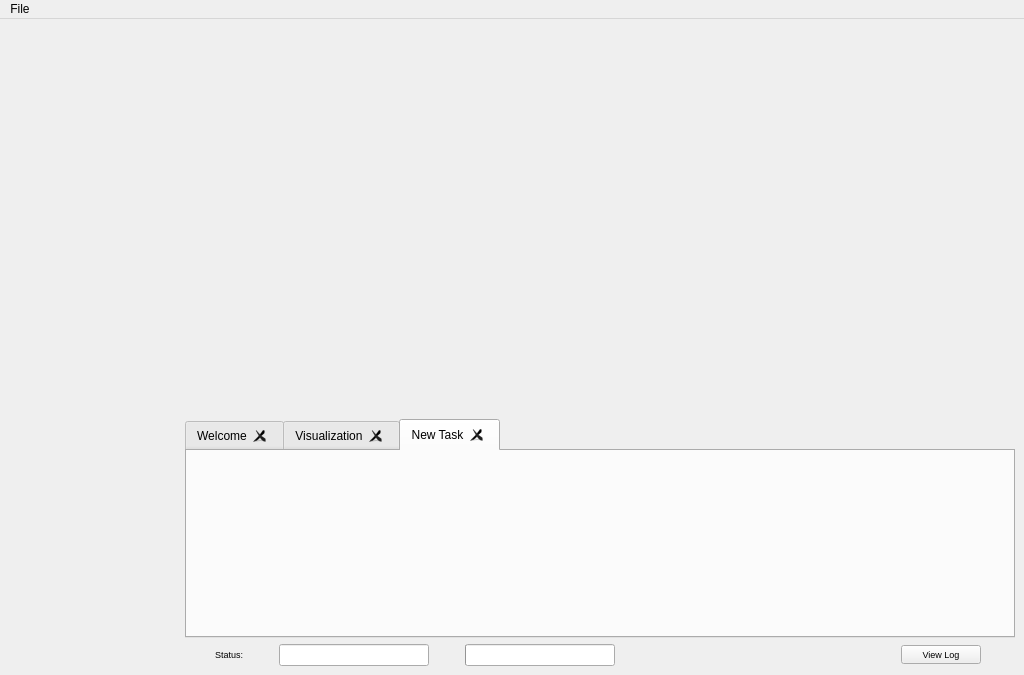
This is src/minder3d/minder3DWindow.ui in aylward/Minder3D as Qt 5 draws it before an edit. The edited form follows.
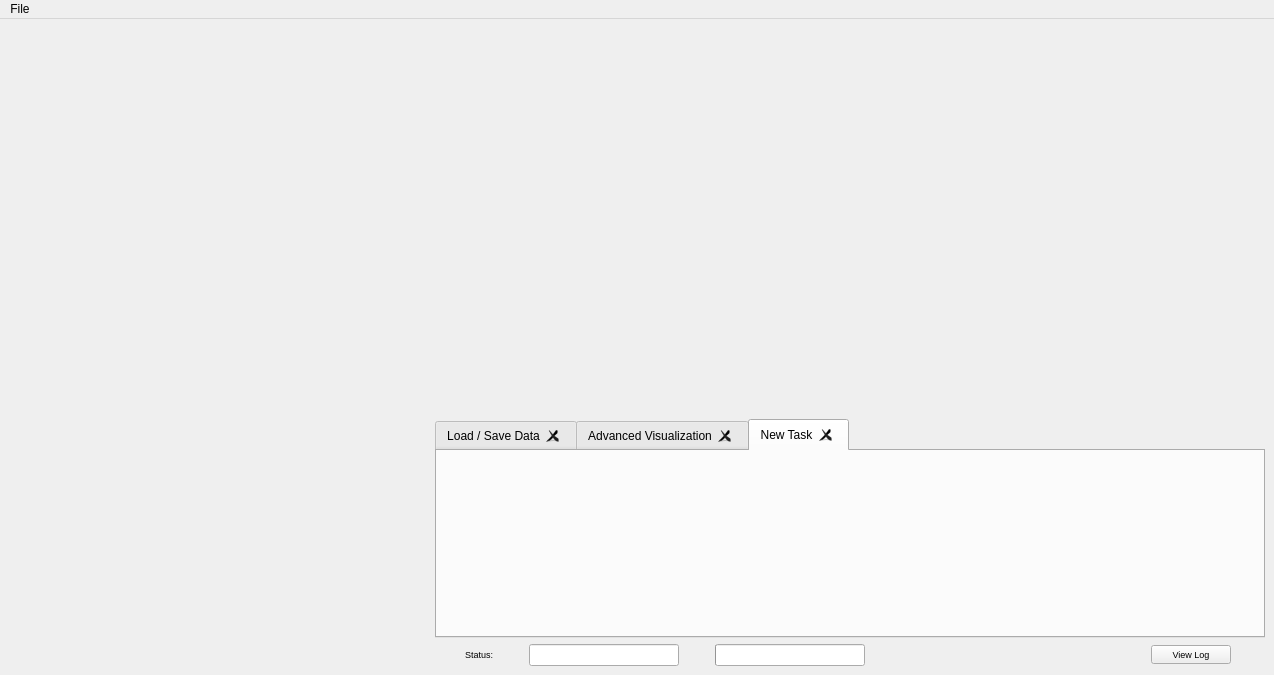
This is the edited form. The open tabs and pages were chosen to show the change.

Diff of the .ui file:
```diff
--- a/src/minder3d/minder3DWindow.ui
+++ b/src/minder3d/minder3DWindow.ui
@@ -6,7 +6,7 @@
    <rect>
     <x>0</x>
     <y>0</y>
-    <width>1024</width>
+    <width>1274</width>
     <height>675</height>
    </rect>
   </property>
@@ -160,13 +160,13 @@
             </property>
             <widget class="QWidget" name="welcomeTab">
              <attribute name="title">
-              <string>Welcome</string>
+              <string>Load / Save Data</string>
              </attribute>
              <layout class="QHBoxLayout" name="welcomeTabLayout"/>
             </widget>
             <widget class="QWidget" name="visualizationTab">
              <attribute name="title">
-              <string>Visualization</string>
+              <string>Advanced Visualization</string>
              </attribute>
              <layout class="QHBoxLayout" name="visualizationTabLayout"/>
             </widget>
@@ -290,7 +290,7 @@
     <rect>
      <x>0</x>
      <y>0</y>
-     <width>1024</width>
+     <width>1274</width>
      <height>22</height>
     </rect>
    </property>
```
Left out of the diff: 2 changed lines with no effect on the pictures.
